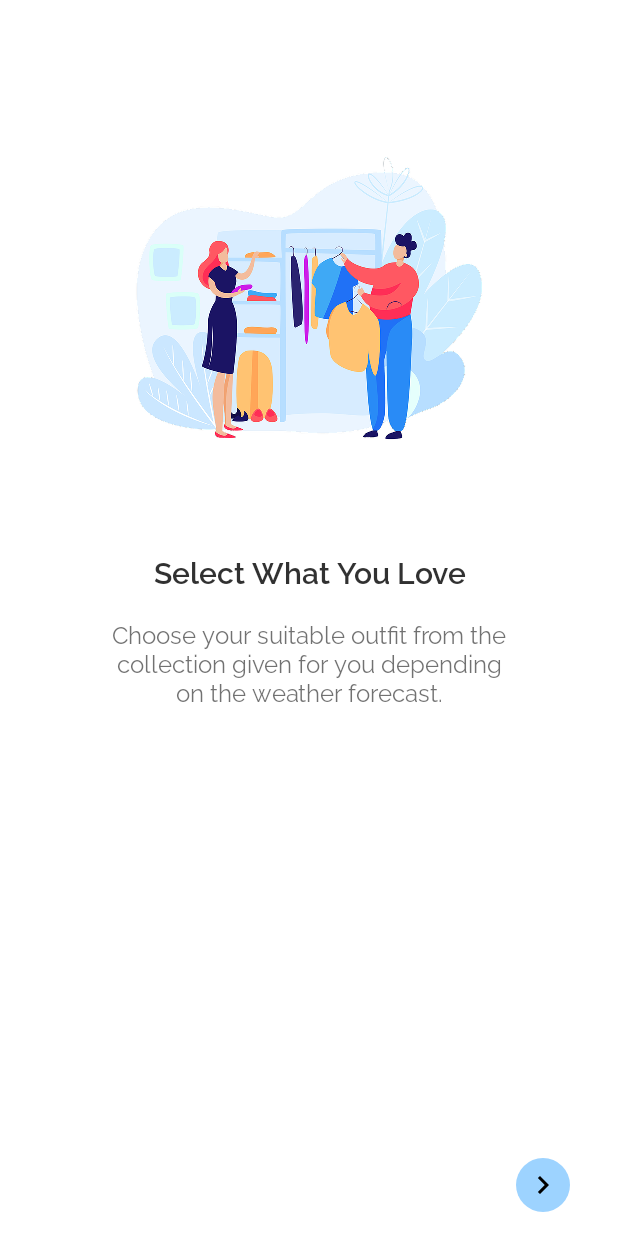
After one commit to M7mdSh3banX/Clothes4Weather, an Android app: the layout fragment_onboarding1.xml on its own in the app's theme, with its tools: preview values and no code run, on a phone screen of 412 x 824 dp. The commit adds this screen. Run offline under Robolectric (Android 15) with nearby library versions, the phone set to English and light mode, and no system bars.

Commit message:
add design for fragment onboarding1

```diff
--- /dev/null
+++ b/app/src/main/res/drawable/ic_navigate_next.xml
@@ -0,0 +1,5 @@
+<vector android:autoMirrored="true" android:height="24dp"
+    android:tint="#000000" android:viewportHeight="24"
+    android:viewportWidth="24" android:width="24dp" xmlns:android="http://schemas.android.com/apk/res/android">
+    <path android:fillColor="@android:color/white" android:pathData="M10,6L8.59,7.41 13.17,12l-4.58,4.59L10,18l6,-6z"/>
+</vector>
--- /dev/null
+++ b/app/src/main/res/drawable/round_button.xml
@@ -0,0 +1,13 @@
+<?xml version="1.0" encoding="utf-8"?>
+<selector xmlns:android="http://schemas.android.com/apk/res/android">
+    <item android:state_pressed="false">
+        <shape android:shape="oval">
+            <solid android:color="@color/primary_200" />
+        </shape>
+    </item>
+    <item android:state_pressed="true">
+        <shape android:shape="oval">
+            <solid android:color="@color/primary_400" />
+        </shape>
+    </item>
+</selector>
--- /dev/null
+++ b/app/src/main/res/layout/fragment_onboarding1.xml
@@ -0,0 +1,81 @@
+<?xml version="1.0" encoding="utf-8"?>
+<androidx.constraintlayout.widget.ConstraintLayout xmlns:android="http://schemas.android.com/apk/res/android"
+    xmlns:app="http://schemas.android.com/apk/res-auto"
+    xmlns:tools="http://schemas.android.com/tools"
+    android:layout_width="match_parent"
+    android:layout_height="match_parent"
+    tools:context=".OnboardingFragment1">
+
+    <ImageView
+        android:id="@+id/imageView"
+        android:layout_width="wrap_content"
+        android:layout_height="wrap_content"
+        android:layout_marginTop="@dimen/spacing_very_giant"
+        android:contentDescription="@null"
+        android:src="@drawable/obs1"
+        app:layout_constraintEnd_toEndOf="@id/right_guideline"
+        app:layout_constraintStart_toStartOf="@id/left_guideline"
+        app:layout_constraintTop_toTopOf="parent" />
+
+    <TextView
+        android:id="@+id/textView"
+        android:layout_width="0dp"
+        android:layout_height="wrap_content"
+        android:layout_marginTop="32dp"
+        android:fontFamily="@font/raleway_semibold"
+        android:text="@string/onboarding1_screen_title"
+        android:textAlignment="center"
+        android:textColor="@color/black_87"
+        android:textSize="@dimen/text_giant"
+        app:layout_constraintEnd_toEndOf="@+id/imageView"
+        app:layout_constraintStart_toStartOf="@+id/imageView"
+        app:layout_constraintTop_toBottomOf="@+id/imageView" />
+
+    <TextView
+        android:layout_width="0dp"
+        android:layout_height="wrap_content"
+        android:layout_marginTop="16dp"
+        android:fontFamily="@font/raleway_regular"
+        android:text="@string/onboarding1_screen_desc"
+        android:textAlignment="center"
+        android:textColor="@color/black_60"
+        android:textSize="@dimen/text_medium"
+        app:layout_constraintEnd_toEndOf="@+id/textView"
+        app:layout_constraintStart_toStartOf="@+id/textView"
+        app:layout_constraintTop_toBottomOf="@+id/textView" />
+
+    <ImageButton
+        android:layout_width="36dp"
+        android:layout_height="36dp"
+        android:layout_marginEnd="16dp"
+        android:layout_marginBottom="16dp"
+        android:background="@drawable/round_button"
+        android:contentDescription="@null"
+        android:src="@drawable/ic_navigate_next"
+        app:layout_constraintBottom_toBottomOf="parent"
+        app:layout_constraintEnd_toStartOf="@+id/right_guideline" />
+
+
+    <androidx.constraintlayout.widget.Guideline
+        android:id="@+id/top_guideline"
+        android:layout_width="wrap_content"
+        android:layout_height="wrap_content"
+        android:orientation="horizontal"
+        app:layout_constraintGuide_begin="@dimen/spacing_medium" />
+
+    <androidx.constraintlayout.widget.Guideline
+        android:id="@+id/left_guideline"
+        android:layout_width="wrap_content"
+        android:layout_height="wrap_content"
+        android:orientation="vertical"
+        app:layout_constraintGuide_begin="@dimen/spacing_medium" />
+
+    <androidx.constraintlayout.widget.Guideline
+        android:id="@+id/right_guideline"
+        android:layout_width="wrap_content"
+        android:layout_height="wrap_content"
+        android:orientation="vertical"
+        app:layout_constraintGuide_end="@dimen/spacing_medium" />
+
+
+</androidx.constraintlayout.widget.ConstraintLayout>
--- a/app/src/main/res/values/strings.xml
+++ b/app/src/main/res/values/strings.xml
@@ -1,3 +1,7 @@
 <resources>
     <string name="app_name">Clothes 4 Weather</string>
+    <string name="onboarding1_screen_title">Select What You Love</string>
+    <string name="onboarding1_screen_desc">Choose your suitable outfit from the collection given for you depending on the weather forecast.</string>
+    <!-- TODO: Remove or change this placeholder text -->
+    <string name="hello_blank_fragment">Hello blank fragment</string>
 </resources>
```
